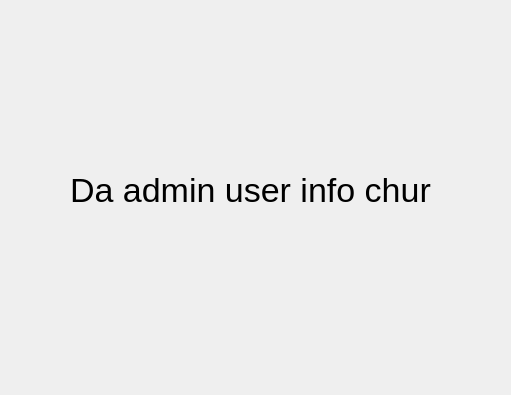
First picture: the form in NewWindowChur/adminuser.ui, repository jandrealyn/LibraryQtSystem, before the edit.
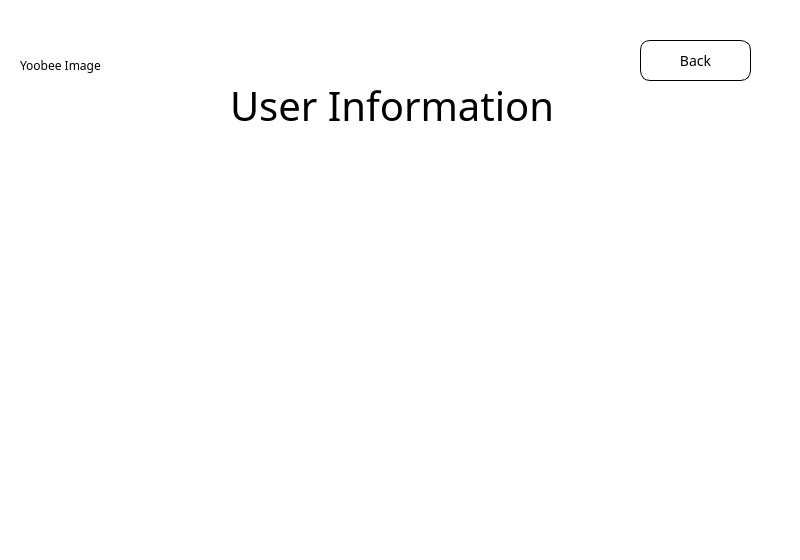
Second picture: the form after the edit.

```diff
--- a/NewWindowChur/adminuser.ui
+++ b/NewWindowChur/adminuser.ui
@@ -6,28 +6,122 @@
    <rect>
     <x>0</x>
     <y>0</y>
-    <width>511</width>
-    <height>395</height>
+    <width>800</width>
+    <height>560</height>
    </rect>
   </property>
   <property name="windowTitle">
    <string>Dialog</string>
   </property>
-  <widget class="QLabel" name="label">
+  <widget class="QFrame" name="gridFrame_2">
    <property name="geometry">
     <rect>
-     <x>70</x>
-     <y>150</y>
-     <width>401</width>
-     <height>81</height>
+     <x>0</x>
+     <y>0</y>
+     <width>801</width>
+     <height>561</height>
     </rect>
    </property>
    <property name="styleSheet">
-    <string notr="true">font: 34px;</string>
+    <string notr="true">*{
+background: rgb(255, 255, 255);
+fontsize: 15px;
+font-family: Century Gothic, sans-serif;
+}
+
+QFrame{
+border: solid 10px rgba(0, 0, 0);
+}
+
+QLineEdit{
+color: #8d98a1;
+background-color: #d3d3d3;
+font-size: 18px;
+border-style: outset;
+border-radius: 10px;
+}
+QPushButton{
+background: #ced1d8;
+border-style: outset;
+border-radius: 5px;
+}
+QPushButton:pressed{
+background-color: rgb(224, 0, 0);
+border-style: inset;
+}
+</string>
    </property>
-   <property name="text">
-    <string>Da admin user info chur</string>
-   </property>
+   <widget class="QLabel" name="label">
+    <property name="geometry">
+     <rect>
+      <x>230</x>
+      <y>70</y>
+      <width>321</width>
+      <height>71</height>
+     </rect>
+    </property>
+    <property name="styleSheet">
+     <string notr="true">
+
+font: 40px;
+
+</string>
+    </property>
+    <property name="text">
+     <string>User Information</string>
+    </property>
+   </widget>
+   <widget class="QPushButton" name="back">
+    <property name="geometry">
+     <rect>
+      <x>640</x>
+      <y>40</y>
+      <width>111</width>
+      <height>41</height>
+     </rect>
+    </property>
+    <property name="styleSheet">
+     <string notr="true">background-color: rgb(255, 255, 255);
+
+border-width: 1px;
+
+border-color: black;
+
+border-radius: 10px;
+
+border-style: outset;
+
+font: 14px;
+
+padding:2px;</string>
+    </property>
+    <property name="text">
+     <string>Back</string>
+    </property>
+   </widget>
+   <widget class="QLabel" name="img">
+    <property name="geometry">
+     <rect>
+      <x>20</x>
+      <y>10</y>
+      <width>181</width>
+      <height>111</height>
+     </rect>
+    </property>
+    <property name="text">
+     <string>Yoobee Image</string>
+    </property>
+   </widget>
+   <widget class="QTableWidget" name="adminUser">
+    <property name="geometry">
+     <rect>
+      <x>100</x>
+      <y>170</y>
+      <width>581</width>
+      <height>351</height>
+     </rect>
+    </property>
+   </widget>
   </widget>
  </widget>
  <resources/>
```
